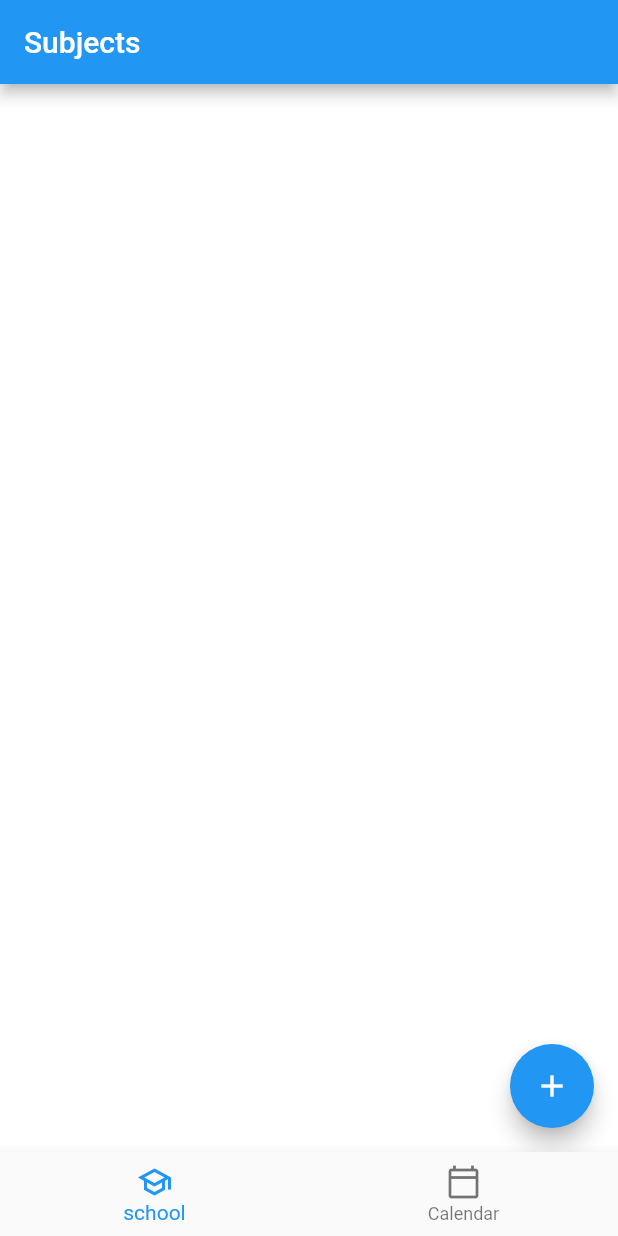
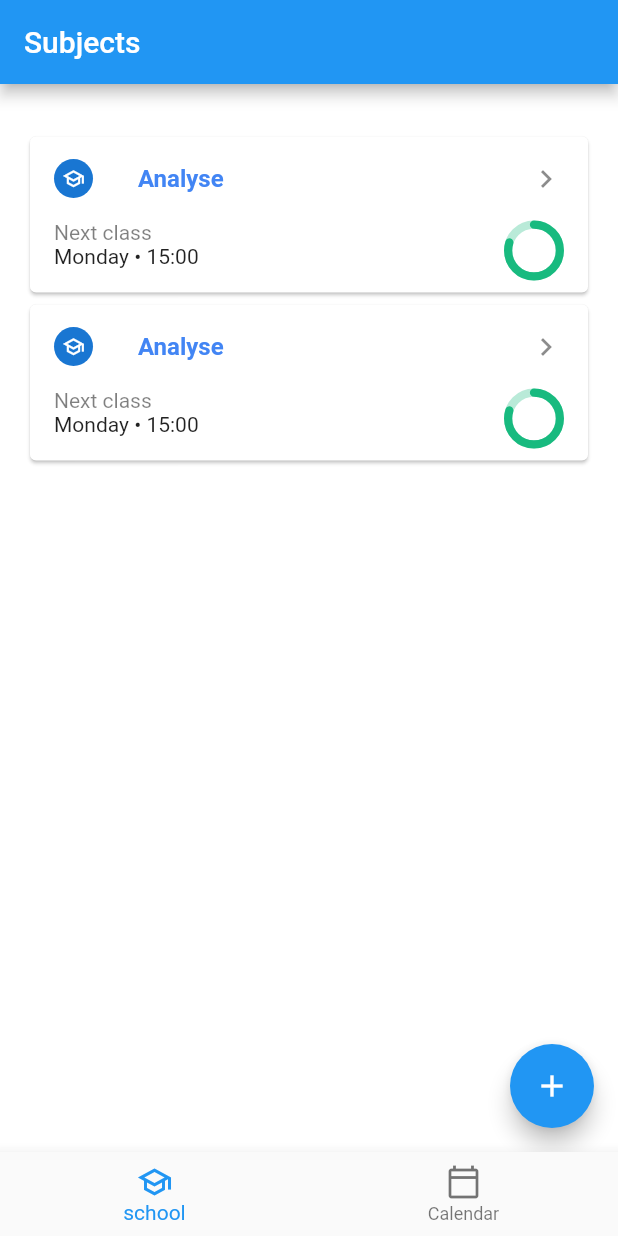
Before and after one commit to OsamaBinNaughty-hub/Hippo2.0, a Flutter app: the screen it shows after launch, on a phone screen of 412 x 824 dp. Run offline on Flutter 3.47's test engine with Material 2 defaults, Android fonts, the phone set to English and light mode, and no system bars; drawn by our look-alikes of flutter_speed_dial, percent_indicator; our stand-ins replace get_it, table_calendar; project files that could hold a hidden picture were left out.

Commit message:
SubjectCards building now with List<Widget>

```diff
--- a/hippo_v2/lib/model/subjects.dart
+++ b/hippo_v2/lib/model/subjects.dart
@@ -12,6 +12,7 @@ class Subject{
   String? location = null;
   String? teacher = null;
   String? note = null;
+  double? objective = null;
   Color color;
 
   Subject({
@@ -26,6 +27,7 @@ class Subject{
     this.location,
     this.teacher,
     this.note,
+    this.objective,
     required this.color,
   });
 }
--- a/hippo_v2/lib/view/page/subjects_page.dart
+++ b/hippo_v2/lib/view/page/subjects_page.dart
@@ -18,6 +18,40 @@ class SubjectsPage extends StatefulWidget {
 
 class _SubjectsPageState extends State<SubjectsPage> {
   var isDialOpen = ValueNotifier<bool>(false);
+  List<Subject> subjects = [
+    Subject(
+      id: '0',
+      name: 'Analyse',
+      color: Colors.orange,
+      classThisWeek: true,
+      weightedGrade: 0.8,
+      dayOfNextClass: 'Monday',
+      timeOfNextClass: '15:00',
+      writtenGrade: 9.0,
+      oralGrade: 8.0,
+      location: 'Building A',
+      teacher: 'Osama BinNaughty',
+      note: 'This is obviously a note',
+      objective: 10.0,
+    ),
+    Subject(
+      id: '0',
+      name: 'Analyse',
+      color: Colors.orange,
+      classThisWeek: true,
+      weightedGrade: 0.8,
+      dayOfNextClass: 'Monday',
+      timeOfNextClass: '15:00',
+      writtenGrade: 9.0,
+      oralGrade: 8.0,
+      location: 'Building A',
+      teacher: 'Osama BinNaughty',
+      note: 'This is obviously a note',
+      objective: 10.0,
+    ),
+
+  ];
+
   @override
   Widget build(BuildContext context) {
     return BaseView<SubjectsPageController>(
@@ -52,9 +86,7 @@ class _SubjectsPageState extends State<SubjectsPage> {
                         padding: const EdgeInsets.fromLTRB(16, 16, 16, 16),
                         child: Column(
                           crossAxisAlignment: CrossAxisAlignment.start,
-                          children: [
-
-                          ],
+                          children: _loadSubjectCards(subjects),
                         ),
                       ),
                     ),
@@ -111,13 +143,43 @@ class _SubjectsPageState extends State<SubjectsPage> {
       },
     );
   }
+
+  List<Widget> _loadSubjectCards(List<Subject> subjects){
+    if(subjects.isNotEmpty){
+      return subjects.map((e) => SubjectCard(
+        name: e.name,
+        classThisWeek: e.classThisWeek,
+        weightedGrade: e.weightedGrade,
+        dayOfNextClass: e.dayOfNextClass,
+        timeOfNextClass: e.timeOfNextClass,
+      )).toList();
+    } else {
+      return [
+        Center(
+          child: Text(
+            "There are no subjects",
+            style: TextStyle(color: Colors.black.withOpacity(0.6)),
+          ),
+        ),
+      ];
+    }
+  }
+
 }
 
 class SubjectCard extends StatefulWidget {
-  final Subject subject;
+  final String name;
+  final bool? classThisWeek;
+  final double? weightedGrade;
+  final String? dayOfNextClass;
+  final String? timeOfNextClass;
   const SubjectCard({
     Key? key,
-    required this.subject,
+    required this.name,
+    this.classThisWeek,
+    this.weightedGrade,
+    this.dayOfNextClass,
+    this.timeOfNextClass
   }) : super(key: key);
 
   @override
@@ -139,7 +201,7 @@ class _SubjectCardState extends State<SubjectCard> {
                 leading: CircleAvatarWithIcon(icon: Icons.school_outlined,),
                 trailing: Icon(Icons.keyboard_arrow_right_outlined),
                 title: Text(
-                  widget.subject.name,
+                  widget.name,
                   style: TextStyle(
                     fontWeight: FontWeight.bold,
                     color: Color(0xff4285F4),
@@ -155,7 +217,7 @@ class _SubjectCardState extends State<SubjectCard> {
                       crossAxisAlignment: CrossAxisAlignment.start,
                       children: [
                         Text("Next class", style: TextStyle(color: Colors.black.withOpacity(0.5)),),
-                        nextClass(widget.subject.classThisWeek),
+                        nextClass(widget.classThisWeek),
                       ],
                     ),
                     Spacer(),
@@ -163,10 +225,10 @@ class _SubjectCardState extends State<SubjectCard> {
                       radius: 40.0,
                       lineWidth: 5.5,
                       animation: true,
-                      percent: percentOfWeightedGrade(widget.subject.weightedGrade),
+                      percent: percentOfWeightedGrade(widget.weightedGrade),
                       circularStrokeCap: CircularStrokeCap.round,
-                      progressColor: progressColorOfGrade(widget.subject.weightedGrade),
-                      backgroundColor: backgroundColorOfGrade(widget.subject.weightedGrade),
+                      progressColor: progressColorOfGrade(widget.weightedGrade),
+                      backgroundColor: backgroundColorOfGrade(widget.weightedGrade),
                     ),
                   ],
                 ),
@@ -188,7 +250,7 @@ class _SubjectCardState extends State<SubjectCard> {
 
   Widget nextClass(bool? classThisWeek){
     if(classThisWeek != null){
-      return Text("${widget.subject.dayOfNextClass} • ${widget.subject.timeOfNextClass}");
+      return Text("${widget.dayOfNextClass} • ${widget.timeOfNextClass}");
     } else {
       return Text("No class this week");
     }
```
